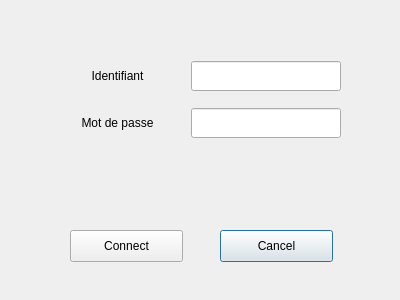
Old version of the form identification.ui in the repository GouVsky/Projet_C-.
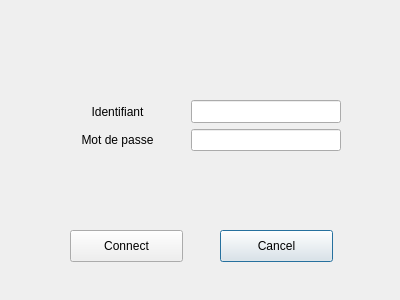
New version of the form.

The edit to the form file:
```diff
--- a/identification.ui
+++ b/identification.ui
@@ -17,9 +17,9 @@
    <property name="geometry">
     <rect>
      <x>50</x>
-     <y>50</y>
+     <y>100</y>
      <width>291</width>
-     <height>101</height>
+     <height>51</height>
     </rect>
    </property>
    <layout class="QGridLayout" name="gridLayout">
```
